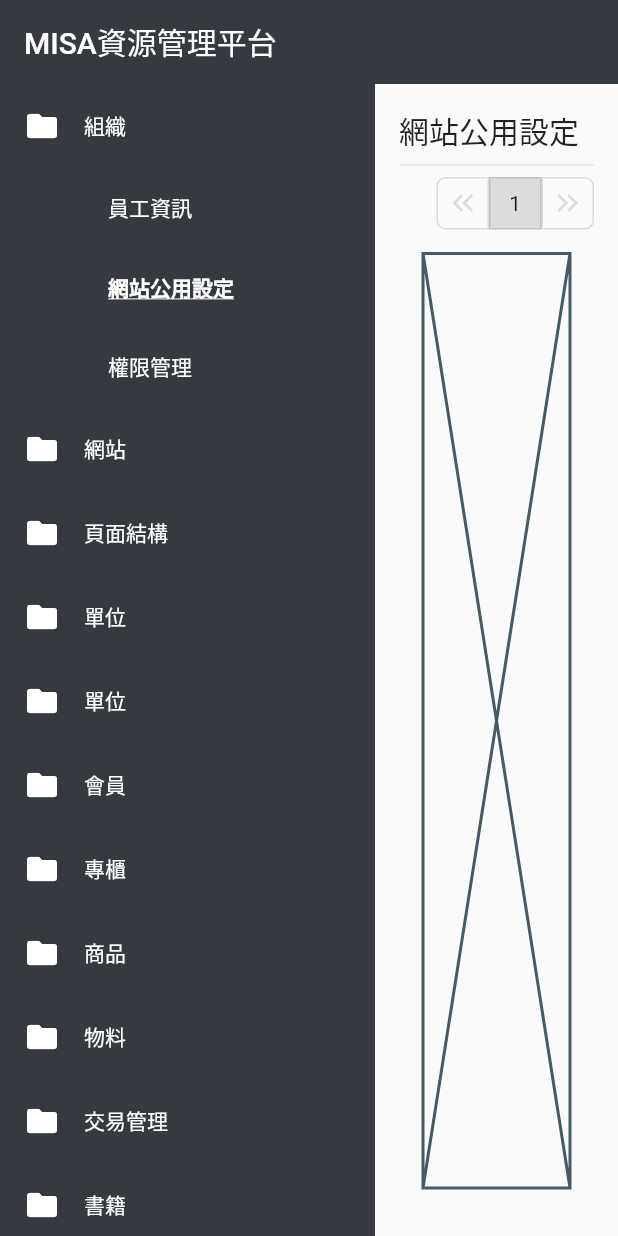
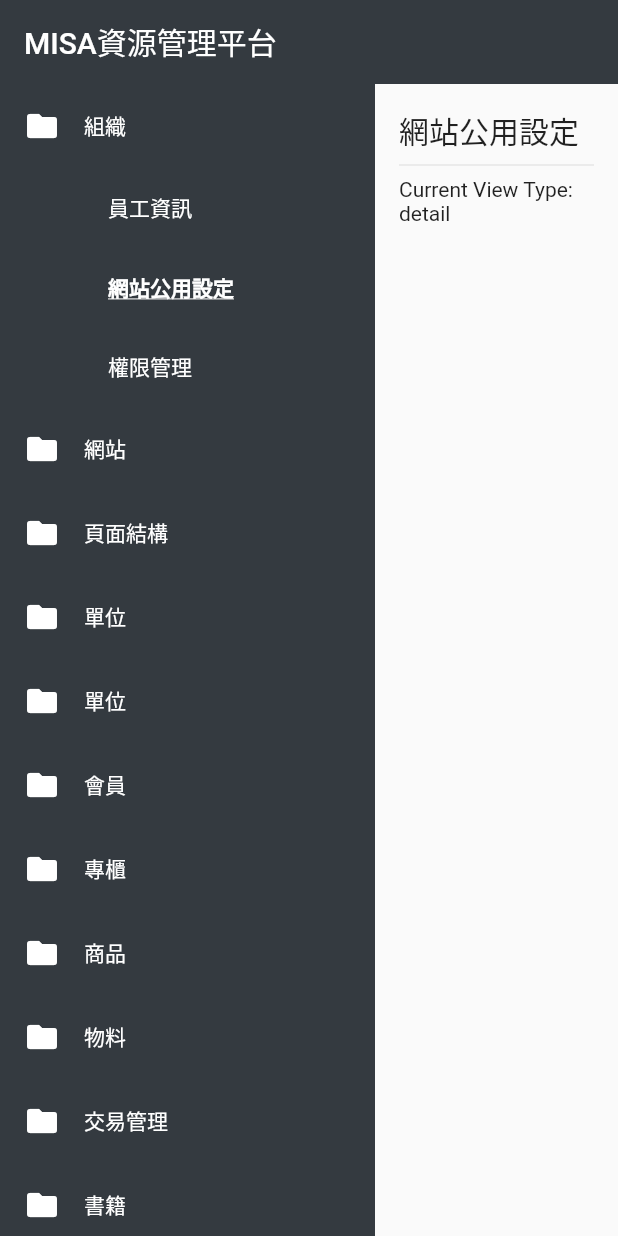
Before and after one commit to Aaron2963/misa_ui_flutter, a Flutter app: the screen it shows after launch, after a tap on "組織", after a tap on "員工資訊", after a tap on "網站公用設定", on a phone screen of 412 x 824 dp. Run offline on Flutter 3.47's test engine with Material 2 defaults, Android fonts, the phone set to English and light mode, and no system bars.

Commit message:
調整 Body/FeatureBar

```diff
--- a/lib/view/body/body.dart
+++ b/lib/view/body/body.dart
@@ -2,7 +2,8 @@ import 'package:flutter/material.dart';
 import 'package:misa_ui_flutter/model/page_schema.dart';
 import 'package:misa_ui_flutter/model/menu_item.dart';
 import 'package:misa_ui_flutter/settings/misa_locale.dart';
-import 'package:misa_ui_flutter/view/body/list_view_body.dart';
+import 'package:misa_ui_flutter/view/body/feature_bar/feature_bar.dart';
+import 'package:misa_ui_flutter/view/body/page_body/page_body.dart';
 import 'package:provider/provider.dart';
 
 class Body extends StatefulWidget {
@@ -21,25 +22,21 @@ class Body extends StatefulWidget {
 class _BodyState extends State<Body> {
   @override
   Widget build(BuildContext context) {
-    if (widget.pageSchema == null ||
-        widget.viewMenuItem == null) {
+    if (widget.pageSchema == null || widget.viewMenuItem == null) {
       return const Center(
         child: Text("No schema or view type"),
       );
     }
     final MisaLocale locale = context.watch<MisaLocale>();
-    String title = locale.translate(context.watch<BodyStateProvider>().viewMenuItem?.title ?? '');
+    String title = locale.translate(
+        context.watch<BodyStateProvider>().viewMenuItem?.title ?? '');
     return Column(
       crossAxisAlignment: CrossAxisAlignment.start,
       children: [
         Text(title, style: Theme.of(context).textTheme.titleLarge),
         const Divider(),
-        Expanded(
-          child: ListViewBody(
-            pageSchema: widget.pageSchema!,
-            viewMenuItem: widget.viewMenuItem!,
-          ),
-        ),
+        const FeatureBar(),
+        const Expanded(child: PageBody()),
       ],
     );
   }
@@ -49,10 +46,18 @@ class BodyStateProvider extends ChangeNotifier {
   String title = '';
   PageSchema? pageSchema;
   ViewMenuItem? viewMenuItem;
+  int currentPage = 1;
+  int totalPage = 1;
 
   void set({PageSchema? pageSchema, ViewMenuItem? viewMenuItem}) {
     this.pageSchema = pageSchema;
     this.viewMenuItem = viewMenuItem;
     notifyListeners();
   }
+
+  void setCurrentPage(int page, {int total = 1}) {
+    currentPage = page;
+    totalPage = total;
+    notifyListeners();
+  }
 }
--- a/lib/view/body/feature_bar/feature_bar.dart
+++ b/lib/view/body/feature_bar/feature_bar.dart
@@ -1,44 +1,186 @@
 import 'package:flutter/material.dart';
 import 'package:misa_ui_flutter/model/menu_item.dart';
-import 'package:misa_ui_flutter/model/page_schema.dart';
+import 'package:misa_ui_flutter/settings/misa_locale.dart';
+import 'package:misa_ui_flutter/view/body/body.dart';
 import 'package:misa_ui_flutter/view/body/feature_bar/filter_feature.dart';
+import 'package:misa_ui_flutter/view/body/feature_bar/insert_feature.dart';
 import 'package:misa_ui_flutter/view/body/feature_bar/pagination.dart';
-import 'package:misa_ui_flutter/view/body/list_view_body.dart';
 import 'package:provider/provider.dart';
 
+enum _FeatureBarPosition { left, right, center }
+
+const Map<ViewType, Set<ViewFeature>> legalFeaturesByViewType = {
+  ViewType.list: {
+    ViewFeature.insert,
+    ViewFeature.delete,
+    ViewFeature.filter,
+    ViewFeature.export,
+    ViewFeature.import,
+    ViewFeature.chart,
+    ViewFeature.print,
+    ViewFeature.download,
+  },
+  ViewType.form: {
+    ViewFeature.save,
+    ViewFeature.saveAsNew,
+    ViewFeature.reset,
+    ViewFeature.more,
+  },
+  ViewType.queryList: {
+    ViewFeature.insert,
+    ViewFeature.delete,
+    ViewFeature.filter,
+    ViewFeature.export,
+    ViewFeature.import,
+    ViewFeature.chart,
+    ViewFeature.print,
+    ViewFeature.download,
+  },
+  ViewType.detail: {
+    ViewFeature.edit,
+    ViewFeature.more,
+    ViewFeature.print,
+    ViewFeature.download,
+  },
+  ViewType.album: {
+    ViewFeature.insert,
+    ViewFeature.delete,
+    ViewFeature.filter,
+    ViewFeature.export,
+    ViewFeature.import,
+    ViewFeature.selectAll,
+    ViewFeature.print,
+    ViewFeature.download,
+  },
+};
+
+const Map<_FeatureBarPosition, List<ViewFeature>> _featurePositionMapping = {
+  _FeatureBarPosition.right: [ViewFeature.quickAct],
+  _FeatureBarPosition.center: [ViewFeature.pagination],
+  _FeatureBarPosition.left: [
+    ViewFeature.insert,
+    ViewFeature.edit,
+    ViewFeature.save,
+    ViewFeature.saveAsNew,
+    ViewFeature.delete,
+    ViewFeature.filter,
+    ViewFeature.reset,
+    ViewFeature.more,
+    ViewFeature.selectAll,
+    ViewFeature.export,
+    ViewFeature.import,
+    ViewFeature.chart,
+    ViewFeature.print,
+    ViewFeature.download,
+  ],
+};
+
 class FeatureBar extends StatelessWidget {
-  final PageSchema pageSchema;
-  final ViewMenuItem viewMenuItem;
+  final ViewType? viewType;
+  final List<ViewFeature>? features;
+  final TextDirection direction;
   const FeatureBar({
     super.key,
-    required this.pageSchema,
-    required this.viewMenuItem,
+    this.viewType,
+    this.features,
+    this.direction = TextDirection.ltr,
   });
 
   @override
   Widget build(BuildContext context) {
-    final int currentPage =
-        context.watch<ListViewBodyStateProvider>().currentPage;
-    final int totalPage = context.watch<ListViewBodyStateProvider>().totalPage;
+    final viewMenuItem = context.watch<BodyStateProvider>().viewMenuItem;
+    if (viewMenuItem == null) return const SizedBox();
+    ViewType nowViewType = viewType ?? viewMenuItem.viewType;
+    List<ViewFeature> nowFeatures = features ?? viewMenuItem.features;
     return Row(
       mainAxisAlignment: MainAxisAlignment.spaceBetween,
+      textDirection: direction,
       children: [
-        _LeftButtons(viewMenuItem: viewMenuItem, pageSchema: pageSchema),
-        PaginationBar(current: currentPage, total: totalPage),
+        _Actions(
+          viewType: nowViewType,
+          position: _FeatureBarPosition.left,
+          features: nowFeatures,
+          direction: direction,
+        ),
+        _Actions(
+          viewType: nowViewType,
+          position: _FeatureBarPosition.center,
+          features: nowFeatures,
+          direction: direction,
+        ),
+        _Actions(
+          viewType: nowViewType,
+          position: _FeatureBarPosition.right,
+          features: nowFeatures,
+          direction: direction,
+        ),
       ],
     );
   }
 }
 
-class _LeftButtons extends StatelessWidget {
-  final ViewMenuItem viewMenuItem;
-  final PageSchema pageSchema;
-  const _LeftButtons({required this.viewMenuItem, required this.pageSchema});
+class _Actions extends StatelessWidget {
+  final ViewType viewType;
+  final _FeatureBarPosition position;
+  final List<ViewFeature> features;
+  final TextDirection direction;
+  const _Actions({
+    required this.viewType,
+    required this.position,
+    required this.features,
+    required this.direction,
+  });
 
-  Widget? _buildButton(BuildContext context, ViewFeature feature) {
+  @override
+  Widget build(BuildContext context) {
+    List<Widget> actions = [];
+    for (ViewFeature feature in _featurePositionMapping[position]!) {
+      if (!features.contains(feature) ||
+          !legalFeaturesByViewType[viewType]!.contains(feature)) continue;
+      actions.add(_FeatureBarAction(feature: feature));
+    }
+    return Wrap(
+      spacing: 8,
+      textDirection: direction,
+      children: actions,
+    );
+  }
+}
+
+class _FeatureBarAction extends StatelessWidget {
+  final ViewFeature feature;
+  const _FeatureBarAction({required this.feature});
+
+  final Map<ViewFeature, IconData> featureToIconData = const {
+    ViewFeature.insert: Icons.add,
+    ViewFeature.delete: Icons.delete,
+    ViewFeature.filter: Icons.filter_alt,
+  };
+
+  String featureToString(ViewFeature feature) {
+    String str = feature.toString().split('.').last;
+    return str.substring(0, 1).toUpperCase() + str.substring(1);
+  }
+
+  Color featureToColor(ViewFeature feature) {
     switch (feature) {
+      case ViewFeature.delete:
+        return Colors.red;
+      case ViewFeature.filter:
+        return Colors.blue;
+      default:
+        return Colors.orange;
+    }
+  }
+
+  Widget? _buildFeature(BuildContext context, ViewFeature feature) {
+    switch (feature) {
+      case ViewFeature.insert:
+        return const InsertFeature();
       case ViewFeature.filter:
         return const FilterFeature();
+      case ViewFeature.pagination:
+        return const PaginationBar();
       default:
         return null;
     }
@@ -46,15 +188,45 @@ class _LeftButtons extends StatelessWidget {
 
   @override
   Widget build(BuildContext context) {
-    List<Widget> buttons = [];
-    for (ViewFeature feature in viewMenuItem.features) {
-      Widget? button = _buildButton(context, feature);
-      if (button != null) {
-        buttons.add(button);
-      }
+    final locale = context.watch<MisaLocale>();
+    final featureBody = _buildFeature(context, feature);
+    if (featureBody == null) {
+      return const SizedBox();
     }
-    return Row(
-      children: buttons,
+
+    if (feature == ViewFeature.pagination || feature == ViewFeature.quickAct) {
+      return featureBody;
+    }
+
+    final icon = featureToIconData[feature];
+    final title = locale.translate(featureToString(feature));
+    final style = ElevatedButton.styleFrom(
+      backgroundColor: featureToColor(feature),
+      shape: RoundedRectangleBorder(
+        borderRadius: BorderRadius.circular(8),
+      ),
+    );
+    onPressed() {
+      showDialog(
+        context: context,
+        barrierDismissible: true,
+        builder: (context) => featureBody,
+      );
+    }
+
+    if (icon == null) {
+      return ElevatedButton(
+        style: style,
+        onPressed: onPressed,
+        child: Text(title),
+      );
+    }
+
+    return ElevatedButton.icon(
+      icon: Icon(icon),
+      label: Text(title),
+      style: style,
+      onPressed: onPressed,
     );
   }
 }
--- a/lib/view/body/feature_bar/pagination.dart
+++ b/lib/view/body/feature_bar/pagination.dart
@@ -1,13 +1,15 @@
 import 'package:flutter/material.dart';
+import 'package:misa_ui_flutter/view/body/body.dart';
+import 'package:provider/provider.dart';
 
 class PaginationBar extends StatelessWidget {
-  final int current;
-  final int total;
 
-  const PaginationBar({super.key, required this.current, required this.total});
+  const PaginationBar({super.key});
 
   @override
   Widget build(BuildContext context) {
+    final int current = context.watch<BodyStateProvider>().currentPage;
+    final int total = context.watch<BodyStateProvider>().totalPage;
     List<String> numbers = [];
     int mod = -2;
     while (numbers.length < 5) {
--- a/lib/view/body/list_view_body.dart
+++ /dev/null
@@ -1,58 +0,0 @@
-import 'package:flutter/material.dart';
-import 'package:misa_ui_flutter/model/menu_item.dart';
-import 'package:misa_ui_flutter/model/page_schema.dart';
-import 'package:misa_ui_flutter/view/body/feature_bar/feature_bar.dart';
-import 'package:provider/provider.dart';
-
-class ListViewBody extends StatefulWidget {
-  final PageSchema pageSchema;
-  final ViewMenuItem viewMenuItem;
-  const ListViewBody({super.key, required this.pageSchema, required this.viewMenuItem});
-
-  @override
-  State<ListViewBody> createState() => _ListViewBodyState();
-}
-
-class _ListViewBodyState extends State<ListViewBody> {
-  @override
-  Widget build(BuildContext context) {
-    return ChangeNotifierProvider(
-      create: (context) => ListViewBodyStateProvider(),
-      child: Column(
-        children: [
-          FeatureBar(
-              pageSchema: widget.pageSchema, viewMenuItem: widget.viewMenuItem),
-          const Expanded(
-              child: Padding(
-            padding: EdgeInsets.all(16.0),
-            child: _ListViewTable(),
-          )),
-        ],
-      ),
-    );
-  }
-}
-
-class _ListViewTable extends StatefulWidget {
-  const _ListViewTable();
-
-  @override
-  State<_ListViewTable> createState() => _ListViewTableState();
-}
-
-class _ListViewTableState extends State<_ListViewTable> {
-  @override
-  Widget build(BuildContext context) {
-    return const Placeholder();
-  }
-}
-
-class ListViewBodyStateProvider extends ChangeNotifier {
-  int currentPage = 1;
-  int totalPage = 1;
-  void setCurrentPage(int page, {int total = 1}) {
-    currentPage = page;
-    totalPage = total;
-    notifyListeners();
-  }
-}
--- /dev/null
+++ b/lib/view/body/page_body/page_body.dart
@@ -0,0 +1,24 @@
+import 'package:flutter/material.dart';
+import 'package:misa_ui_flutter/model/menu_item.dart';
+import 'package:misa_ui_flutter/view/body/body.dart';
+import 'package:misa_ui_flutter/view/body/page_body/list_view_body.dart';
+import 'package:provider/provider.dart';
+
+class PageBody extends StatelessWidget {
+  const PageBody({super.key});
+
+  @override
+  Widget build(BuildContext context) {
+    final viewMenuItem = context.watch<BodyStateProvider>().viewMenuItem;
+    if (viewMenuItem == null) {
+      return const Center(
+        child: Text("No schema or view type"),
+      );
+    }
+    if (viewMenuItem.viewType == ViewType.list) {
+      return const ListViewBody();
+    }
+    return Text(
+        'Current View Type: ${viewMenuItem.viewType.toString().split('.').last}');
+  }
+}
```
Also changed, not shown: lib/view/body/feature_bar/filter_feature.dart (+5 -44 lines), lib/view/body/feature_bar/insert_feature.dart (added, +47 -0 lines), lib/view/body/page_body/list_view_body.dart (added, +15 -0 lines), lib/view/body/rich_dialog.dart (added, +43 -0 lines).
